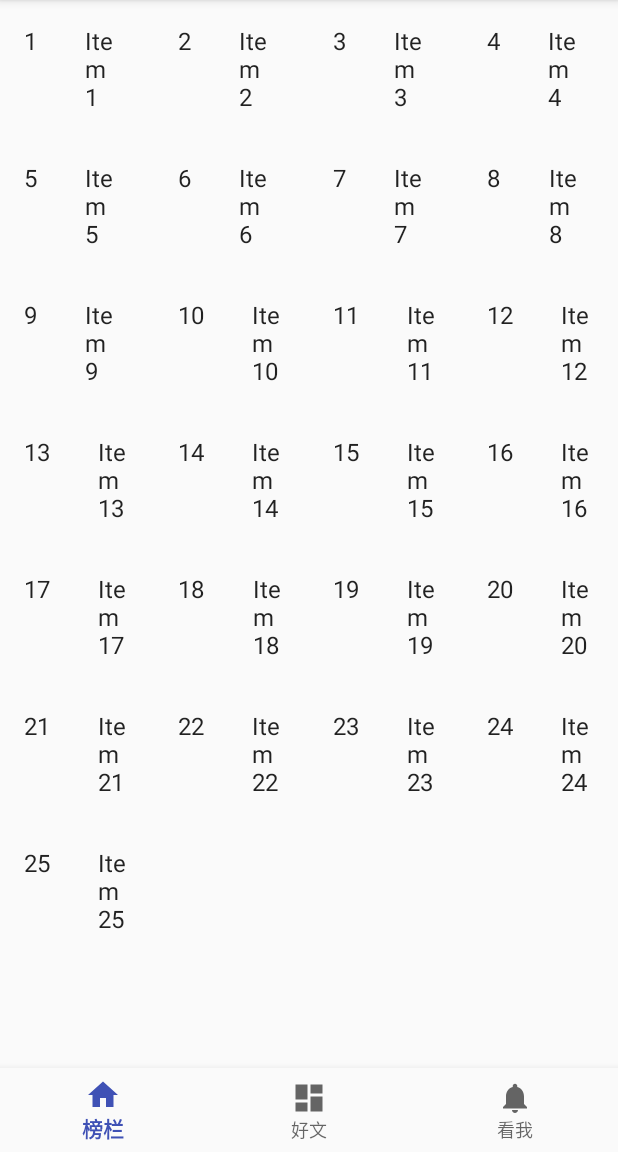
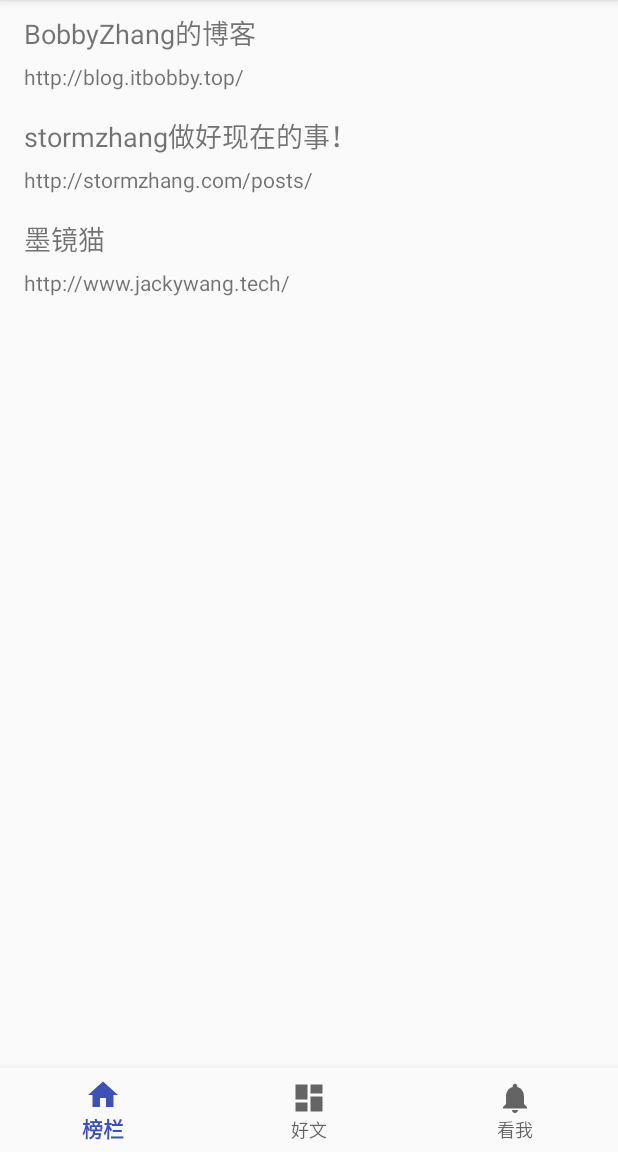
Before and after one commit to BobbyZhang93/BestBlog, an Android app: the screen it shows after launch (HomeActivity), on a phone screen of 412 x 824 dp, the part 84-1236 px from its top. Run offline under Robolectric (Android 15) with nearby library versions, the phone set to English and light mode, and no system bars; our stand-ins replace ButterKnife.

Commit message:
add column list

```diff
--- a/app/build.gradle
+++ b/app/build.gradle
@@ -34,4 +34,5 @@ dependencies {
     compile 'com.jakewharton:butterknife:8.8.1'
     annotationProcessor 'com.jakewharton:butterknife-compiler:8.8.1'
     compile 'com.google.code.gson:gson:2.8.1'
+    compile 'com.android.support:cardview-v7:26.0.0-alpha1'
 }
--- a/app/src/main/AndroidManifest.xml
+++ b/app/src/main/AndroidManifest.xml
@@ -2,6 +2,8 @@
 <manifest xmlns:android="http://schemas.android.com/apk/res/android"
     package="com.bobbyzhang.bestblog">
 
+
+    <uses-permission android:name="android.permission.INTERNET"/>
     <application
         android:allowBackup="true"
         android:icon="@mipmap/bangyang"
@@ -18,7 +20,7 @@
                 <category android:name="android.intent.category.LAUNCHER" />
             </intent-filter>
         </activity>
-        <activity android:name=".ColumnActivity"></activity>
+        <activity android:name=".ColumnDetailsActivity"></activity>
     </application>
 
 </manifest>
--- a/app/src/main/java/com/bobbyzhang/bestblog/ColumnFragment.java
+++ b/app/src/main/java/com/bobbyzhang/bestblog/ColumnFragment.java
@@ -3,14 +3,17 @@ package com.bobbyzhang.bestblog;
 import android.content.Context;
 import android.os.Bundle;
 import android.support.v4.app.Fragment;
-import android.support.v7.widget.GridLayoutManager;
 import android.support.v7.widget.LinearLayoutManager;
 import android.support.v7.widget.RecyclerView;
+import android.util.Log;
 import android.view.LayoutInflater;
 import android.view.View;
 import android.view.ViewGroup;
 
-import com.bobbyzhang.bestblog.DummyContent.DummyItem;
+import com.bobbyzhang.bestblog.adapter.ColumnRecyclerViewAdapter;
+import com.bobbyzhang.bestblog.bean.ColumnBean;
+
+import java.util.List;
 
 /**
  * 专栏页面
@@ -18,10 +21,16 @@ import com.bobbyzhang.bestblog.DummyContent.DummyItem;
 public class ColumnFragment extends Fragment {
 
     private static final String ARG_COLUMN_COUNT = "column-count";
-    private int mColumnCount = 4;
+
     private OnListFragmentInteractionListener mListener;
+    private List mList;
 
     public ColumnFragment() {
+    }
+
+    public ColumnFragment(List columnList) {
+        this.mList=columnList;
+
     }
 
     @SuppressWarnings("unused")
@@ -37,9 +46,6 @@ public class ColumnFragment extends Fragment {
     public void onCreate(Bundle savedInstanceState) {
         super.onCreate(savedInstanceState);
 
-        if (getArguments() != null) {
-            mColumnCount = getArguments().getInt(ARG_COLUMN_COUNT);
-        }
     }
 
     @Override
@@ -51,12 +57,8 @@ public class ColumnFragment extends Fragment {
         if (view instanceof RecyclerView) {
             Context context = view.getContext();
             RecyclerView recyclerView = (RecyclerView) view;
-            if (mColumnCount <= 1) {
-                recyclerView.setLayoutManager(new LinearLayoutManager(context));
-            } else {
-                recyclerView.setLayoutManager(new GridLayoutManager(context, mColumnCount));
-            }
-            recyclerView.setAdapter(new ColumnRecyclerViewAdapter(DummyContent.ITEMS, mListener));
+            recyclerView.setLayoutManager(new LinearLayoutManager(context));
+            recyclerView.setAdapter(new ColumnRecyclerViewAdapter(mList, mListener));
         }
         return view;
     }
@@ -79,6 +81,7 @@ public class ColumnFragment extends Fragment {
         mListener = null;
     }
 
+
     /**
      * This interface must be implemented by activities that contain this
      * fragment to allow an interaction in this fragment to be communicated
@@ -91,6 +94,6 @@ public class ColumnFragment extends Fragment {
      */
     public interface OnListFragmentInteractionListener {
         // TODO: Update argument type and name
-        void onListFragmentInteraction(DummyItem item);
+        void onListFragmentInteraction(ColumnBean.ColumnsBean columnsBean);
     }
 }
--- a/app/src/main/java/com/bobbyzhang/bestblog/FavoriteFragment.java
+++ b/app/src/main/java/com/bobbyzhang/bestblog/FavoriteFragment.java
@@ -11,6 +11,7 @@ import android.view.View;
 import android.view.ViewGroup;
 
 import com.bobbyzhang.bestblog.DummyContent.DummyItem;
+import com.bobbyzhang.bestblog.adapter.FavoriteRecyclerViewAdapter;
 
 /**
  * A fragment representing a list of Items.
--- a/app/src/main/java/com/bobbyzhang/bestblog/HomeActivity.java
+++ b/app/src/main/java/com/bobbyzhang/bestblog/HomeActivity.java
@@ -1,5 +1,6 @@
 package com.bobbyzhang.bestblog;
 
+import android.content.Intent;
 import android.net.Uri;
 import android.os.Bundle;
 import android.support.annotation.NonNull;
@@ -7,11 +8,15 @@ import android.support.design.widget.BottomNavigationView;
 import android.support.v4.app.Fragment;
 import android.support.v4.app.FragmentPagerAdapter;
 import android.support.v4.view.ViewPager;
+import android.util.Log;
 import android.view.KeyEvent;
 import android.view.MenuItem;
 import android.widget.Toast;
 
 import com.bobbyzhang.bestblog.base.BaseActivity;
+import com.bobbyzhang.bestblog.bean.ColumnBean;
+import com.bobbyzhang.bestblog.utils.JsonHelper;
+import com.google.gson.Gson;
 
 import java.util.ArrayList;
 import java.util.Timer;
@@ -29,6 +34,8 @@ public class HomeActivity extends BaseActivity implements
     private static Boolean isExit = false;
     @BindView(R.id.vp_ha)
     ViewPager vp_ha;
+
+    private JsonHelper mHelper;
 
     private BottomNavigationView.OnNavigationItemSelectedListener mOnNavigationItemSelectedListener
             = new BottomNavigationView.OnNavigationItemSelectedListener() {
@@ -59,8 +66,15 @@ public class HomeActivity extends BaseActivity implements
         BottomNavigationView navigation = (BottomNavigationView) findViewById(R.id.navigation);
         navigation.setOnNavigationItemSelectedListener(mOnNavigationItemSelectedListener);
 
+        mHelper=new JsonHelper();
+        String data=mHelper.ReadJson(getApplicationContext(),"bestblog_columns.json");
+        Gson mGson=new Gson();
+        ColumnBean columnBean=mGson.fromJson(data,ColumnBean.class);
+        Log.e("@xun",columnBean.getColumns().get(0).getRemark());
+
+
         final ArrayList<Fragment> fgLists = new ArrayList<>(3);
-        fgLists.add(new ColumnFragment());
+        fgLists.add(new ColumnFragment(columnBean.getColumns()));
         fgLists.add(new FavoriteFragment());
         fgLists.add(new AboutmeFragment());
         FragmentPagerAdapter mAdapter = new FragmentPagerAdapter(getSupportFragmentManager()) {
@@ -76,6 +90,8 @@ public class HomeActivity extends BaseActivity implements
         };
         vp_ha.setAdapter(mAdapter);
         vp_ha.setOffscreenPageLimit(2); //预加载剩下两页
+
+
     }
 
 
@@ -113,13 +129,24 @@ public class HomeActivity extends BaseActivity implements
     }
 
 
-    @Override
-    public void onListFragmentInteraction(DummyContent.DummyItem item) {
-
-    }
 
     @Override
     public void onFragmentInteraction(Uri uri) {
 
     }
+
+    @Override
+    public void onListFragmentInteraction(ColumnBean.ColumnsBean columnsBean) {
+        Intent intent=new Intent();
+        intent.setClass(HomeActivity.this,ColumnDetailsActivity.class);
+        intent.putExtra("remark",columnsBean.getRemark());
+        intent.putExtra("url",columnsBean.getUrl());
+        startActivity(intent);
+
+    }
+
+    @Override
+    public void onListFragmentInteraction(DummyContent.DummyItem item) {
+
+    }
 }
--- a/app/src/main/java/com/bobbyzhang/bestblog/ColumnRecyclerViewAdapter.java
+++ b/app/src/main/java/com/bobbyzhang/bestblog/adapter/ColumnRecyclerViewAdapter.java
@@ -1,4 +1,4 @@
-package com.bobbyzhang.bestblog;
+package com.bobbyzhang.bestblog.adapter;
 
 import android.support.v7.widget.RecyclerView;
 import android.view.LayoutInflater;
@@ -7,21 +7,20 @@ import android.view.ViewGroup;
 import android.widget.TextView;
 
 import com.bobbyzhang.bestblog.ColumnFragment.OnListFragmentInteractionListener;
-import com.bobbyzhang.bestblog.DummyContent.DummyItem;
+import com.bobbyzhang.bestblog.R;
+import com.bobbyzhang.bestblog.bean.ColumnBean;
 
 import java.util.List;
 
 /**
- * {@link RecyclerView.Adapter} that can display a {@link DummyItem} and makes a call to the
- * specified {@link OnListFragmentInteractionListener}.
- * TODO: Replace the implementation with code for your data type.
+ * 专栏列表适配器
  */
 public class ColumnRecyclerViewAdapter extends RecyclerView.Adapter<ColumnRecyclerViewAdapter.ViewHolder> {
 
-    private final List<DummyItem> mValues;
+    private final List<ColumnBean.ColumnsBean> mValues;
     private final OnListFragmentInteractionListener mListener;
 
-    public ColumnRecyclerViewAdapter(List<DummyItem> items, OnListFragmentInteractionListener listener) {
+    public ColumnRecyclerViewAdapter(List<ColumnBean.ColumnsBean> items, OnListFragmentInteractionListener listener) {
         mValues = items;
         mListener = listener;
     }
@@ -34,10 +33,10 @@ public class ColumnRecyclerViewAdapter extends RecyclerView.Adapter<ColumnRecycl
     }
 
     @Override
-    public void onBindViewHolder(final ViewHolder holder, int position) {
-        holder.mItem = mValues.get(position);
-        holder.mIdView.setText(mValues.get(position).id);
-        holder.mContentView.setText(mValues.get(position).content);
+    public void onBindViewHolder(final ViewHolder holder, final int position) {
+
+        holder.tv_remark.setText(mValues.get(position).getRemark());
+        holder.tv_url.setText(mValues.get(position).getUrl());
 
         holder.mView.setOnClickListener(new View.OnClickListener() {
             @Override
@@ -45,7 +44,7 @@ public class ColumnRecyclerViewAdapter extends RecyclerView.Adapter<ColumnRecycl
                 if (null != mListener) {
                     // Notify the active callbacks interface (the activity, if the
                     // fragment is attached to one) that an item has been selected.
-                    mListener.onListFragmentInteraction(holder.mItem);
+                    mListener.onListFragmentInteraction(mValues.get(position));
                 }
             }
         });
@@ -58,20 +57,21 @@ public class ColumnRecyclerViewAdapter extends RecyclerView.Adapter<ColumnRecycl
 
     public class ViewHolder extends RecyclerView.ViewHolder {
         public final View mView;
-        public final TextView mIdView;
-        public final TextView mContentView;
-        public DummyItem mItem;
+        public final TextView tv_remark;
+        public final TextView tv_url;
 
         public ViewHolder(View view) {
             super(view);
             mView = view;
-            mIdView = (TextView) view.findViewById(R.id.id);
-            mContentView = (TextView) view.findViewById(R.id.content);
+            tv_remark =  view.findViewById(R.id.tv_remark);
+            tv_url = view.findViewById(R.id.tv_url);
         }
 
         @Override
         public String toString() {
-            return super.toString() + " '" + mContentView.getText() + "'";
+            return super.toString();
         }
     }
+
+
 }
--- a/app/src/main/java/com/bobbyzhang/bestblog/FavoriteRecyclerViewAdapter.java
+++ b/app/src/main/java/com/bobbyzhang/bestblog/adapter/FavoriteRecyclerViewAdapter.java
@@ -1,4 +1,4 @@
-package com.bobbyzhang.bestblog;
+package com.bobbyzhang.bestblog.adapter;
 
 import android.support.v7.widget.RecyclerView;
 import android.view.LayoutInflater;
@@ -8,6 +8,7 @@ import android.widget.TextView;
 
 import com.bobbyzhang.bestblog.FavoriteFragment.OnListFragmentInteractionListener;
 import com.bobbyzhang.bestblog.DummyContent.DummyItem;
+import com.bobbyzhang.bestblog.R;
 
 import java.util.List;
 
--- a/app/src/main/java/com/bobbyzhang/bestblog/utils/JsonHelper.java
+++ b/app/src/main/java/com/bobbyzhang/bestblog/utils/JsonHelper.java
@@ -11,6 +11,7 @@ import java.io.InputStream;
  */
 
 public class JsonHelper {
+
     public String ReadJson(Context context,String fileName){
         Context mContext;
         String test_package = "com.bobbyzhang.bestblog";
--- a/app/src/main/res/layout/fragment_column.xml
+++ b/app/src/main/res/layout/fragment_column.xml
@@ -1,20 +1,24 @@
 <?xml version="1.0" encoding="utf-8"?>
 <LinearLayout xmlns:android="http://schemas.android.com/apk/res/android"
-    android:layout_width="wrap_content"
+    android:layout_width="match_parent"
     android:layout_height="wrap_content"
-    android:orientation="horizontal">
+    android:orientation="vertical">
 
     <TextView
-        android:id="@+id/id"
+        android:id="@+id/tv_remark"
         android:layout_width="wrap_content"
         android:layout_height="wrap_content"
-        android:layout_margin="@dimen/text_margin"
-        android:textAppearance="?attr/textAppearanceListItem" />
+        android:layout_marginBottom="6dp"
+        android:layout_marginLeft="@dimen/text_margin"
+        android:layout_marginTop="8dp"
+        android:text="BobbyZhang的技术小站"
+        android:textSize="18sp" />
 
     <TextView
-        android:id="@+id/content"
+        android:id="@+id/tv_url"
         android:layout_width="wrap_content"
         android:layout_height="wrap_content"
-        android:layout_margin="@dimen/text_margin"
-        android:textAppearance="?attr/textAppearanceListItem" />
+        android:layout_marginBottom="8dp"
+        android:layout_marginLeft="@dimen/text_margin"
+        android:text="http://blog.itbobby.top/" />
 </LinearLayout>
```
Also changed, not shown: app/src/main/java/com/bobbyzhang/bestblog/ColumnDetailsActivity.java (renamed from app/src/main/java/com/bobbyzhang/bestblog/ColumnActivity.java, +24 -5 lines).
